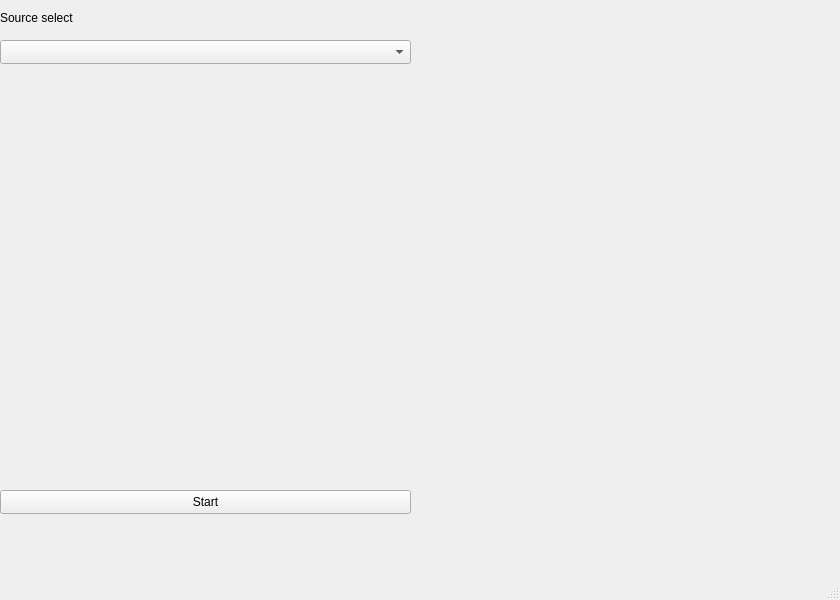
Qt form serverwindow.ui (iceShaver/WUT_RemoteBoombox) before a commit.
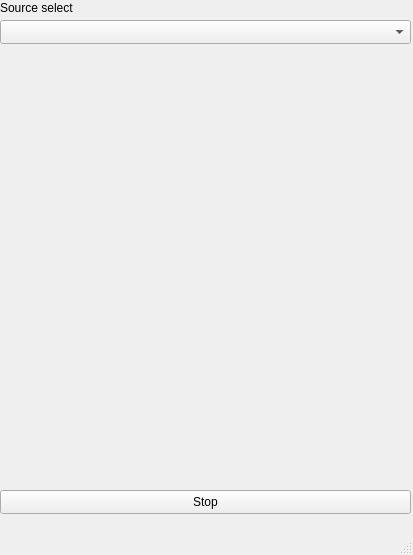
The same form after that commit. Custom widgets are drawn as their Qt base class.

Patch:
```diff
--- a/serverwindow.ui
+++ b/serverwindow.ui
@@ -6,8 +6,8 @@
    <rect>
     <x>0</x>
     <y>0</y>
-    <width>840</width>
-    <height>600</height>
+    <width>413</width>
+    <height>555</height>
    </rect>
   </property>
   <property name="windowTitle">
@@ -24,14 +24,14 @@
      </rect>
     </property>
     <property name="text">
-     <string>Start</string>
+     <string>Stop</string>
     </property>
    </widget>
    <widget class="QComboBox" name="audioDeviceComboBox">
     <property name="geometry">
      <rect>
       <x>0</x>
-      <y>40</y>
+      <y>20</y>
       <width>411</width>
       <height>24</height>
      </rect>
@@ -47,7 +47,7 @@
     <property name="geometry">
      <rect>
       <x>0</x>
-      <y>10</y>
+      <y>0</y>
       <width>81</width>
       <height>16</height>
      </rect>
@@ -56,22 +56,6 @@
      <string>Source select</string>
     </property>
    </widget>
-   <widget class="QCustomPlot" name="widget" native="true">
-    <property name="geometry">
-     <rect>
-      <x>110</x>
-      <y>120</y>
-      <width>631</width>
-      <height>361</height>
-     </rect>
-    </property>
-    <property name="maximumSize">
-     <size>
-      <width>631</width>
-      <height>361</height>
-     </size>
-    </property>
-   </widget>
   </widget>
   <widget class="QMenuBar" name="menubar">
    <property name="geometry">
@@ -85,14 +69,6 @@
   </widget>
   <widget class="QStatusBar" name="statusbar"/>
  </widget>
- <customwidgets>
-  <customwidget>
-   <class>QCustomPlot</class>
-   <extends>QWidget</extends>
-   <header>qcustomplot.h</header>
-   <container>1</container>
-  </customwidget>
- </customwidgets>
  <resources/>
  <connections/>
 </ui>
```
Left out of the diff: 4 changed lines with no effect on the pictures.
